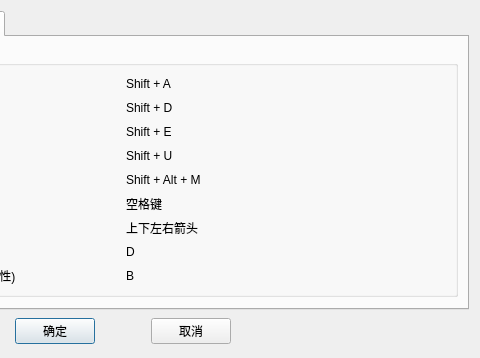
2405cwb/RoadDataProcess, file hnRoadDataProcess/hnProjectConfig.ui: the form before one commit; both pictures show x 234 to 714 and y 0 to 358 of the 714 by 358 pixel window.
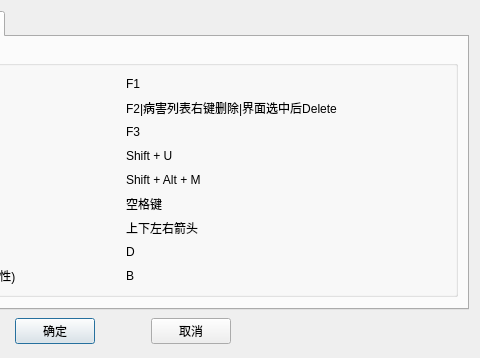
The form after the commit.

Patch:
```diff
--- a/hnRoadDataProcess/hnProjectConfig.ui
+++ b/hnRoadDataProcess/hnProjectConfig.ui
@@ -219,14 +219,14 @@
             <item row="0" column="1">
              <widget class="QLabel" name="label_2">
               <property name="text">
-               <string>Shift + A</string>
+               <string>F1</string>
               </property>
              </widget>
             </item>
             <item row="1" column="1">
              <widget class="QLabel" name="label_4">
               <property name="text">
-               <string>Shift + D</string>
+               <string>F2|病害列表右键删除|界面选中后Delete</string>
               </property>
              </widget>
             </item>
@@ -261,7 +261,7 @@
             <item row="2" column="1">
              <widget class="QLabel" name="label_6">
               <property name="text">
-               <string>Shift + E</string>
+               <string>F3</string>
               </property>
              </widget>
             </item>
```
